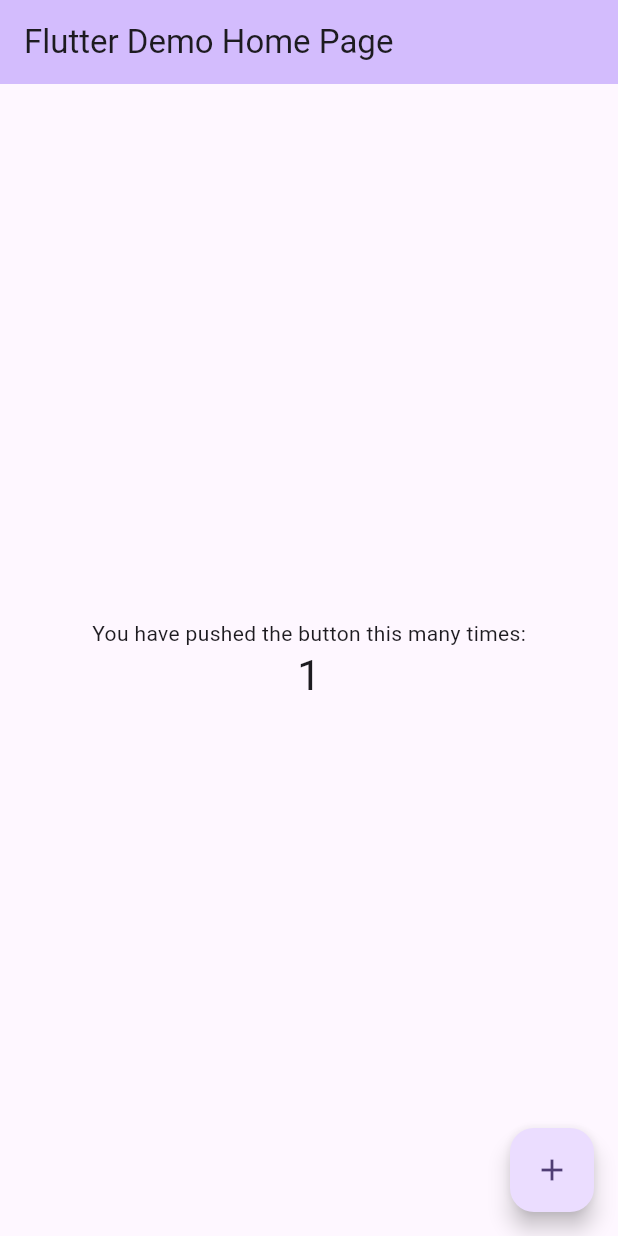
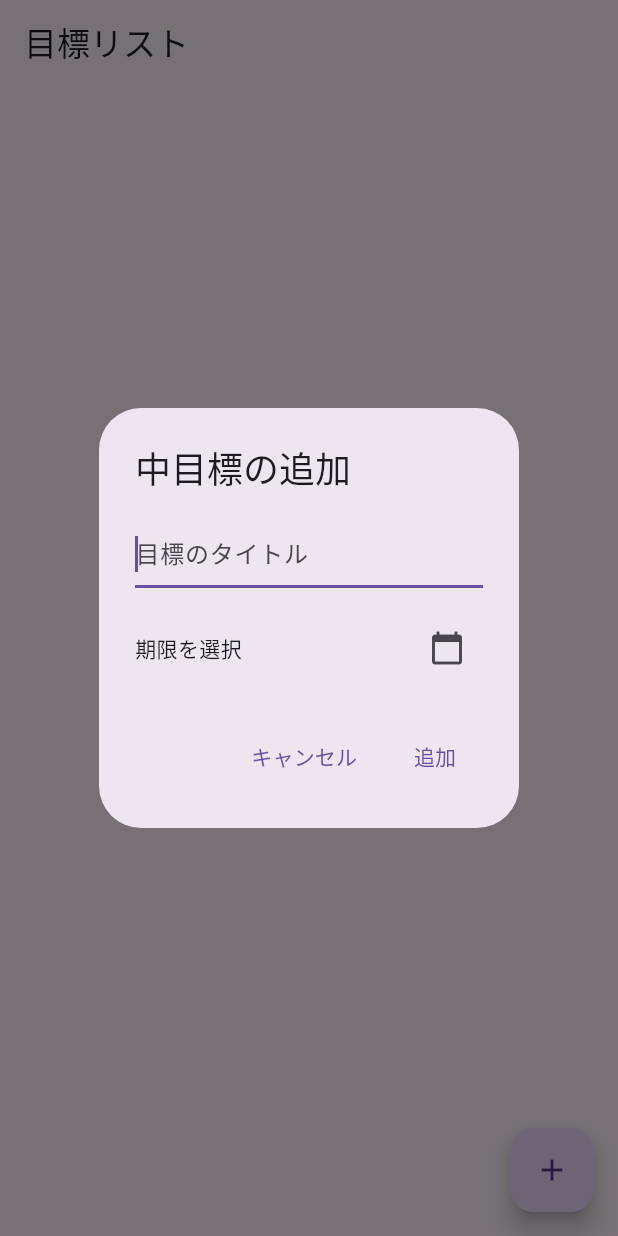
Before and after one commit to 9970628/syuukatusensi, a Flutter app: the screen it shows after launch, after a tap on the "add" icon, on a phone screen of 412 x 824 dp. Run offline on Flutter 3.47's test engine with Material 3 defaults, Android fonts, the phone set to English and light mode, and no system bars.

Commit message:
タスクリストの基本機能を実装しました

```diff
--- a/lib/main.dart
+++ b/lib/main.dart
@@ -1,123 +1,24 @@
-import 'package:flutter/material.dart'; //機能　開発者が作った
+import 'package:flutter/material.dart';
+// task_list_screen.dart ファイルをインポートしてGoalListScreenを使えるようにする
+import 'package:sennsi_app/screens/task_list_screen.dart';
 
 void main() {
-  runApp(const MyApp()); //mottekuru
+  runApp(const MyApp());
 }
 
-class MyApp extends StatelessWidget { //calss=箱 s=lineみたいな､状態がない、何もない
-  const MyApp({super.key});  //kakanaitoikenai
-
-  // This widget is the root of your application.
-  @override
-  Widget build(BuildContext context) { //画面の表示
-    return MaterialApp(  //kiso
-      title: 'Flutter Demo',
-      theme: ThemeData(
-        // This is the theme of your application.
-        //
-        // TRY THIS: Try running your application with "flutter run". You'll see
-        // the application has a purple toolbar. Then, without quitting the app,
-        // try changing the seedColor in the colorScheme below to Colors.green
-        // and then invoke "hot reload" (save your changes or press the "hot
-        // reload" button in a Flutter-supported IDE, or press "r" if you used
-        // the command line to start the app).
-        //
-        // Notice that the counter didn't reset back to zero; the application
-        // state is not lost during the reload. To reset the state, use hot
-        // restart instead.
-        //
-        // This works for code too, not just values: Most code changes can be
-        // tested with just a hot reload.
-        colorScheme: ColorScheme.fromSeed(seedColor: Colors.deepPurple), //
-      ),
-      home: const MyHomePage(title: 'Flutter Demo Home Page'), //
-    );
-
-  }
-}
-
-class MyHomePage extends StatefulWidget {
-  const MyHomePage({super.key, required this.title});
-
-  // This widget is the home page of your application. It is stateful, meaning
-  // that it has a State object (defined below) that contains fields that affect
-  // how it looks.
-
-  // This class is the configuration for the state. It holds the values (in this
-  // case the title) provided by the parent (in this case the App widget) and
-  // used by the build method of the State. Fields in a Widget subclass are
-  // always marked "final".
-
-  final String title;
+class MyApp extends StatelessWidget {
+  const MyApp({super.key});
 
   @override
-  State<MyHomePage> createState() => _MyHomePageState();
-}
-
-class _MyHomePageState extends State<MyHomePage> {
-  int _counter = 0;
-
-  void _incrementCounter() {
-    setState(() { //joutaigakawasru suuji
-      // This call to setState tells the Flutter framework that something has
-      // changed in this State, which causes it to rerun the build method below
-      // so that the display can reflect the updated values. If we changed
-      // _counter without calling setState(), then the build method would not be
-      // called again, and so nothing would appear to happen.
-      _counter++; //suujihueru
-    });
-  }
-
-  @override
-  Widget build(BuildContext context) { //gamennmieruyouni
-    // This method is rerun every time setState is called, for instance as done
-    // by the _incrementCounter method above.
-    //
-    // The Flutter framework has been optimized to make rerunning build methods
-    // fast, so that you can just rebuild anything that needs updating rather
-    // than having to individually change instances of widgets.
-    return Scaffold(
-      appBar: AppBar( //appbar=apurino
-        // TRY THIS: Try changing the color here to a specific color (to
-        // Colors.amber, perhaps?) and trigger a hot reload to see the AppBar
-        // change color while the other colors stay the same.
-        backgroundColor: Theme.of(context).colorScheme.inversePrimary,
-        // Here we take the value from the MyHomePage object that was created by
-        // the App.build method, and use it to set our appbar title.
-        title: Text(widget.title),
+  Widget build(BuildContext context) {
+    return MaterialApp(
+      title: 'Goal Tracker',
+      theme: ThemeData(
+        primarySwatch: Colors.blue,
+        useMaterial3: true,
       ),
-      body: Center(
-        // Center is a layout widget. It takes a single child and positions it
-        // in the middle of the parent.
-        child: Column(
-          // Column is also a layout widget. It takes a list of children and
-          // arranges them vertically. By default, it sizes itself to fit its
-          // children horizontally, and tries to be as tall as its parent.
-          //
-          // Column has various properties to control how it sizes itself and
-          // how it positions its children. Here we use mainAxisAlignment to
-          // center the children vertically; the main axis here is the vertical
-          // axis because Columns are vertical (the cross axis would be
-          // horizontal).
-          //
-          // TRY THIS: Invoke "debug painting" (choose the "Toggle Debug Paint"
-          // action in the IDE, or press "p" in the console), to see the
-          // wireframe for each widget.
-          mainAxisAlignment: MainAxisAlignment.center, //gamennnosaizunotyuusinnioku
-          children: <Widget>[ //tekisutohyuji
-            const Text('You have pushed the button this many times:'),
-            Text(
-              '$_counter', //hennsuuu
-              style: Theme.of(context).textTheme.headlineMedium,
-            ),
-          ],
-        ),
-      ),
-      floatingActionButton: FloatingActionButton( //uiterubotann
-        onPressed: _incrementCounter, //yobidasi 60
-        tooltip: 'Increment',
-        child: const Icon(Icons.add), //add=purasu kattenihyouji
-      ), // This trailing comma makes auto-formatting nicer for build methods.
+      // ★★★ 最初に表示する画面を GoalListScreen に変更 ★★★
+      home: const GoalListScreen(),
     );
   }
 }
--- a/lib/screens/task_list_screen.dart
+++ b/lib/screens/task_list_screen.dart
@@ -0,0 +1,308 @@
+import 'package:flutter/material.dart';
+import 'package:intl/intl.dart';
+
+// =================================================================
+// ★ 1. データ構造の定義 (Data Models)
+// =================================================================
+class SmallGoal {
+  String title;
+  DateTime? deadline;
+  bool isCompleted;
+
+  SmallGoal({ required this.title, this.deadline, this.isCompleted = false });
+}
+
+class MediumGoal {
+  String title;
+  DateTime? deadline;
+  List<SmallGoal> smallGoals;
+  bool isExpanded;
+
+  MediumGoal({ required this.title, this.deadline, required this.smallGoals, this.isExpanded = false });
+}
+
+// =================================================================
+// ★ 2. メイン画面のウィジェット (Main Screen Widget)
+// =================================================================
+class GoalListScreen extends StatefulWidget {
+  const GoalListScreen({super.key});
+
+  @override
+  State<GoalListScreen> createState() => _GoalListScreenState();
+}
+
+class _GoalListScreenState extends State<GoalListScreen> {
+  // --- 状態（データ） ---
+  final List<MediumGoal> _mediumGoals = [];
+
+  // =================================================================
+  // ★ 3. メソッド定義 (Methods)
+  // =================================================================
+
+  // --- メソッド：中目標の操作 ---
+
+  void _addMediumGoal(String title, DateTime? deadline) {
+    setState(() { _mediumGoals.add(MediumGoal(title: title, deadline: deadline, smallGoals: [])); });
+  }
+
+  void _showAddMediumGoalDialog() {
+    showDialog(context: context, builder: (context) => AddOrEditMediumGoalDialog(onSave: _addMediumGoal));
+  }
+
+  void _editMediumGoal(MediumGoal goalToEdit, String newTitle, DateTime? newDeadline) {
+    setState(() {
+      goalToEdit.title = newTitle;
+      goalToEdit.deadline = newDeadline;
+    });
+  }
+
+  void _showEditMediumGoalDialog(MediumGoal goal) {
+    showDialog(context: context, builder: (context) => AddOrEditMediumGoalDialog(
+      onSave: (title, deadline) => _editMediumGoal(goal, title, deadline),
+      isEditMode: true,
+      initialGoal: goal,
+    ));
+  }
+
+  void _deleteMediumGoal(MediumGoal goalToDelete) {
+    setState(() {
+      _mediumGoals.remove(goalToDelete);
+    });
+  }
+
+  void _showDeleteConfirmDialog(BuildContext context, {required MediumGoal goal}) {
+    showDialog(
+      context: context,
+      builder: (BuildContext context) {
+        return AlertDialog(
+          title: const Text('目標の削除'),
+          content: Text('「${goal.title}」を本当に削除しますか？\n（中の小目標もすべて削除されます）'),
+          actions: <Widget>[
+            TextButton(child: const Text('キャンセル'), onPressed: () => Navigator.of(context).pop()),
+            TextButton(child: const Text('削除', style: TextStyle(color: Colors.red)), onPressed: () { _deleteMediumGoal(goal); Navigator.of(context).pop(); }),
+          ],
+        );
+      },
+    );
+  }
+
+  // --- メソッド：小目標の操作 ---
+
+  void _addSmallGoal(MediumGoal parentGoal, String title, DateTime? deadline) {
+    setState(() { parentGoal.smallGoals.add(SmallGoal(title: title, deadline: deadline)); });
+  }
+
+  void _toggleSmallGoalCompletion(SmallGoal smallGoal) {
+    setState(() { smallGoal.isCompleted = !smallGoal.isCompleted; });
+  }
+
+  void _showAddSmallGoalDialog(MediumGoal parentGoal) {
+    showDialog(context: context, builder: (context) => AddOrEditSmallGoalDialog(onSave: (title, deadline) => _addSmallGoal(parentGoal, title, deadline)));
+  }
+
+  // ★★★ 小目標の編集・削除機能 ★★★
+  void _editSmallGoal(SmallGoal goalToEdit, String newTitle, DateTime? newDeadline) {
+    setState(() {
+      goalToEdit.title = newTitle;
+      goalToEdit.deadline = newDeadline;
+    });
+  }
+
+  // ★★★ 小目標の編集・削除機能 ★★★
+  void _showEditSmallGoalDialog(MediumGoal parentGoal, SmallGoal smallGoal) {
+    showDialog(context: context, builder: (context) => AddOrEditSmallGoalDialog(
+      onSave: (title, deadline) => _editSmallGoal(smallGoal, title, deadline),
+      isEditMode: true,
+      initialGoal: smallGoal,
+    ));
+  }
+
+  // ★★★ 小目標の編集・削除機能 ★★★
+  void _deleteSmallGoal(MediumGoal parentGoal, SmallGoal smallGoal) {
+    setState(() {
+      parentGoal.smallGoals.remove(smallGoal);
+    });
+  }
+
+  // ★★★ 小目標の編集・削除機能 ★★★
+  void _showDeleteConfirmDialogForSmallGoal(BuildContext context, {required MediumGoal parentGoal, required SmallGoal smallGoal}) {
+    showDialog(
+      context: context,
+      builder: (BuildContext context) {
+        return AlertDialog(
+          title: const Text('小目標の削除'),
+          content: Text('「${smallGoal.title}」を本当に削除しますか？'),
+          actions: <Widget>[
+            TextButton(child: const Text('キャンセル'), onPressed: () => Navigator.of(context).pop()),
+            TextButton(child: const Text('削除', style: TextStyle(color: Colors.red)), onPressed: () { _deleteSmallGoal(parentGoal, smallGoal); Navigator.of(context).pop(); }),
+          ],
+        );
+      },
+    );
+  }
+
+  // =================================================================
+  // ★ 4. UIの構築 (Build Method)
+  // =================================================================
+  @override
+  Widget build(BuildContext context) {
+    return Scaffold(
+      appBar: AppBar(title: const Text('目標リスト')),
+      body: ListView.builder(
+        itemCount: _mediumGoals.length,
+        itemBuilder: (context, index) {
+          final mediumGoal = _mediumGoals[index];
+          return Card(
+            margin: const EdgeInsets.symmetric(vertical: 8, horizontal: 16),
+            child: Column(
+              children: [
+                ListTile(
+                  title: Text(mediumGoal.title, style: const TextStyle(fontWeight: FontWeight.bold)),
+                  subtitle: mediumGoal.deadline != null ? Text('期限: ${DateFormat('yyyy/MM/dd').format(mediumGoal.deadline!)}') : null,
+                  onTap: () => _showAddSmallGoalDialog(mediumGoal),
+                  trailing: Row(
+                    mainAxisSize: MainAxisSize.min,
+                    children: [
+                      PopupMenuButton<String>(
+                        onSelected: (value) {
+                          if (value == 'edit') _showEditMediumGoalDialog(mediumGoal);
+                          else if (value == 'delete') _showDeleteConfirmDialog(context, goal: mediumGoal);
+                        },
+                        itemBuilder: (BuildContext context) => <PopupMenuEntry<String>>[
+                          const PopupMenuItem<String>(value: 'edit', child: Text('編集')),
+                          const PopupMenuItem<String>(value: 'delete', child: Text('削除')),
+                        ],
+                      ),
+                      IconButton(icon: Icon(mediumGoal.isExpanded ? Icons.expand_less : Icons.expand_more), onPressed: () => setState(() => mediumGoal.isExpanded = !mediumGoal.isExpanded)),
+                    ],
+                  ),
+                ),
+                if (mediumGoal.isExpanded)
+                  Column(
+                    children: mediumGoal.smallGoals.map((smallGoal) {
+                      return ListTile(
+                        leading: Checkbox(value: smallGoal.isCompleted, onChanged: (bool? value) => _toggleSmallGoalCompletion(smallGoal)),
+                        title: Text(smallGoal.title, style: TextStyle(decoration: smallGoal.isCompleted ? TextDecoration.lineThrough : TextDecoration.none)),
+                        subtitle: smallGoal.deadline != null ? Text('期限: ${DateFormat('yyyy/MM/dd').format(smallGoal.deadline!)}') : null,
+                        dense: true,
+                        onTap: () => _toggleSmallGoalCompletion(smallGoal),
+                        // ★★★ 小目標の編集・削除機能 ★★★
+                        trailing: PopupMenuButton<String>(
+                          onSelected: (value) {
+                            if (value == 'edit') _showEditSmallGoalDialog(mediumGoal, smallGoal);
+                            else if (value == 'delete') _showDeleteConfirmDialogForSmallGoal(context, parentGoal: mediumGoal, smallGoal: smallGoal);
+                          },
+                          itemBuilder: (BuildContext context) => <PopupMenuEntry<String>>[
+                            const PopupMenuItem<String>(value: 'edit', child: Text('編集')),
+                            const PopupMenuItem<String>(value: 'delete', child: Text('削除')),
+                          ],
+                        ),
+                      );
+                    }).toList(),
+                  ),
+              ],
+            ),
+          );
+        },
+      ),
+      floatingActionButton: FloatingActionButton(onPressed: _showAddMediumGoalDialog, child: const Icon(Icons.add)),
+    );
+  }
+}
+
+// =================================================================
+// ★ 5. ダイアログのウィジェット (Dialog Widgets)
+// =================================================================
+
+// --- ダイアログ：中目標の追加・編集 ---
+class AddOrEditMediumGoalDialog extends StatefulWidget {
+  final Function(String title, DateTime? deadline) onSave;
+  final bool isEditMode;
+  final MediumGoal? initialGoal;
+
+  const AddOrEditMediumGoalDialog({ super.key, required this.onSave, this.isEditMode = false, this.initialGoal });
+
+  @override
+  State<AddOrEditMediumGoalDialog> createState() => _AddOrEditMediumGoalDialogState();
+}
+class _AddOrEditMediumGoalDialogState extends State<AddOrEditMediumGoalDialog> {
+  final _titleController = TextEditingController();
+  DateTime? _selectedDate;
+
+  @override
+  void initState() {
+    super.initState();
+    if (widget.isEditMode && widget.initialGoal != null) {
+      _titleController.text = widget.initialGoal!.title;
+      _selectedDate = widget.initialGoal!.deadline;
+    }
+  }
+
+  Future<void> _pickDate() async {
+    final DateTime? picked = await showDatePicker(context: context, initialDate: _selectedDate ?? DateTime.now(), firstDate: DateTime.now(), lastDate: DateTime(2101));
+    if (picked != null && picked != _selectedDate) setState(() { _selectedDate = picked; });
+  }
+
+  @override
+  Widget build(BuildContext context) {
+    return AlertDialog(
+      title: Text(widget.isEditMode ? '中目標の編集' : '中目標の追加'),
+      content: Column(mainAxisSize: MainAxisSize.min, children: [
+        TextField(controller: _titleController, decoration: const InputDecoration(hintText: '目標のタイトル'), autofocus: true),
+        const SizedBox(height: 16),
+        Row(children: [ Expanded(child: Text(_selectedDate == null ? '期限を選択' : '期限: ${DateFormat('yyyy/MM/dd').format(_selectedDate!)}')), IconButton(icon: const Icon(Icons.calendar_today), onPressed: _pickDate) ])
+      ]),
+      actions: <Widget>[
+        TextButton(child: const Text('キャンセル'), onPressed: () => Navigator.of(context).pop()),
+        TextButton(child: Text(widget.isEditMode ? '保存' : '追加'), onPressed: () { if (_titleController.text.isNotEmpty) { widget.onSave(_titleController.text, _selectedDate); Navigator.of(context).pop(); } }),
+      ],
+    );
+  }
+}
+
+// --- ダイアログ：小目標の追加・編集 ---
+class AddOrEditSmallGoalDialog extends StatefulWidget {
+  final Function(String title, DateTime? deadline) onSave;
+  final bool isEditMode; // ★★★ 小目標の編集・削除機能 ★★★
+  final SmallGoal? initialGoal; // ★★★ 小目標の編集・削除機能 ★★★
+
+  const AddOrEditSmallGoalDialog({ super.key, required this.onSave, this.isEditMode = false, this.initialGoal });
+
+  @override
+  State<AddOrEditSmallGoalDialog> createState() => _AddOrEditSmallGoalDialogState();
+}
+class _AddOrEditSmallGoalDialogState extends State<AddOrEditSmallGoalDialog> {
+  final _titleController = TextEditingController();
+  DateTime? _selectedDate;
+
+  // ★★★ 小目標の編集・削除機能 ★★★
+  @override
+  void initState() {
+    super.initState();
+    if (widget.isEditMode && widget.initialGoal != null) {
+      _titleController.text = widget.initialGoal!.title;
+      _selectedDate = widget.initialGoal!.deadline;
+    }
+  }
+
+  Future<void> _pickDate() async {
+    final DateTime? picked = await showDatePicker(context: context, initialDate: _selectedDate ?? DateTime.now(), firstDate: DateTime.now(), lastDate: DateTime(2101));
+    if (picked != null && picked != _selectedDate) setState(() { _selectedDate = picked; });
+  }
+
+  @override
+  Widget build(BuildContext context) {
+    return AlertDialog(
+      title: Text(widget.isEditMode ? '小目標の編集' : '小目標の追加'),
+      content: Column(mainAxisSize: MainAxisSize.min, children: [
+        TextField(controller: _titleController, decoration: const InputDecoration(hintText: 'やるべきことを入力'), autofocus: true),
+        const SizedBox(height: 16),
+        Row(children: [ Expanded(child: Text(_selectedDate == null ? '期限を選択' : '期限: ${DateFormat('yyyy/MM/dd').format(_selectedDate!)}')), IconButton(icon: const Icon(Icons.calendar_today), onPressed: _pickDate) ])
+      ]),
+      actions: <Widget>[
+        TextButton(child: const Text('キャンセル'), onPressed: () => Navigator.of(context).pop()),
+        TextButton(child: Text(widget.isEditMode ? '保存' : '追加'), onPressed: () { if (_titleController.text.isNotEmpty) { widget.onSave(_titleController.text, _selectedDate); Navigator.of(context).pop(); } }),
+      ],
+    );
+  }
+}
--- a/pubspec.yaml
+++ b/pubspec.yaml
@@ -34,6 +34,7 @@ dependencies:
   # The following adds the Cupertino Icons font to your application.
   # Use with the CupertinoIcons class for iOS style icons.
   cupertino_icons: ^1.0.8
+  intl: ^0.20.2
 
 dev_dependencies:
   flutter_test:
```
Also changed, not shown: pubspec.lock.
